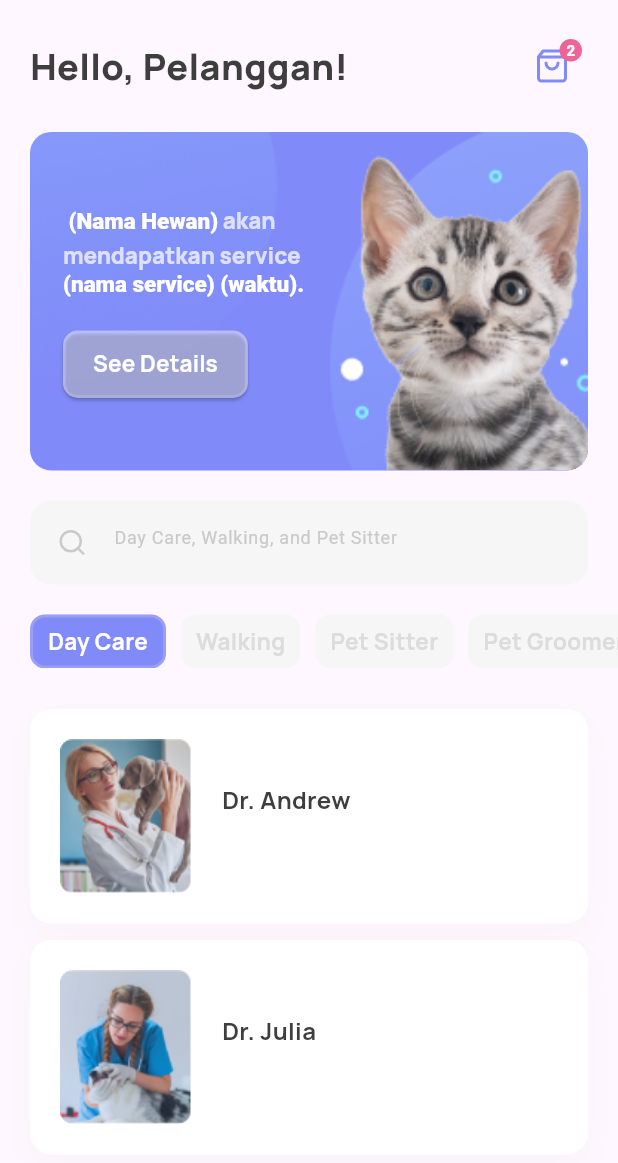
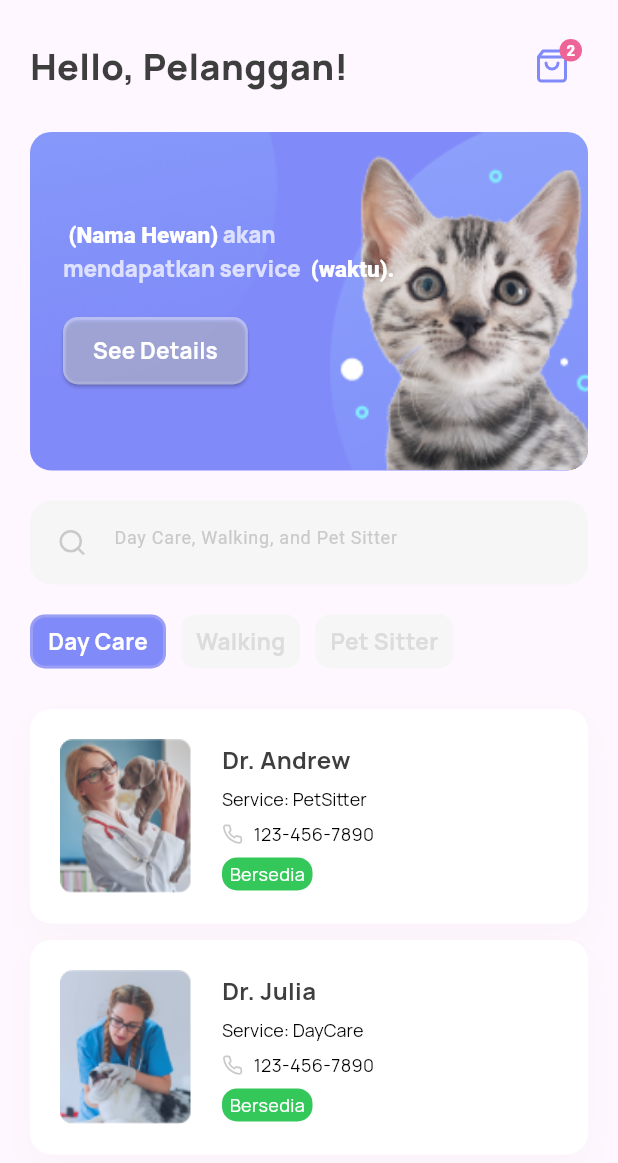
Before and after one commit to AndrewMatanari/UAS_PBB_2022130035, a Flutter app: the screen it shows after launch, on a phone screen of 412 x 824 dp. Shown: the top 1163 px of the screen. Run offline on Flutter 3.47's test engine with Material 3 defaults, Android fonts, the phone set to English and light mode, and no system bars; our stand-ins replace flutter_feather_icons, flutter_svg, google_fonts.

Commit message:
Progress Homepage

```diff
--- a/lib/models/employees_model.dart
+++ b/lib/models/employees_model.dart
@@ -4,12 +4,14 @@ class EmployeesModel {
   String name;
   String image;
   List<String> service;
+  String phone;
   String address;
 
   EmployeesModel({
     required this.name,
     required this.image,
     required this.service,
+    required this.phone,
     required this.address,
   });
 }
@@ -17,14 +19,16 @@ class EmployeesModel {
 var employees = [
   EmployeesModel(
     name: "Dr. Andrew",
-    image:"Profile1.png",
-    service: Service.all(),
+    image: "Profile1.png",
+    service: ["PetSitter"],
+    phone: "123-456-7890",
     address: "123 Main Street, Anytown, USA",
   ),
   EmployeesModel(
     name: "Dr. Julia",
-    image:"Profile2.png",
-    service: Service.all(),
+    image: "Profile2.png",
+    service: ["DayCare"],
+    phone: "123-456-7890",
     address: "123 Main Street, Anytown, USA",
   ),
 ];
--- a/lib/models/service_model.dart
+++ b/lib/models/service_model.dart
@@ -3,11 +3,8 @@ class Service{
   static String DayCare = "Day Care";
   static String Walking = "Walking";
   static String PetSitter = "Pet Sitter";
-  static String PetGroomer = "Pet Groomer";
-  static String PetTrainer = "Pet Trainer";
-  static String PetBoarding = "Pet Boarding";
 
   static List<String> all(){
-    return [DayCare,Walking,PetSitter,PetGroomer,PetTrainer,PetBoarding];
+    return [DayCare,Walking,PetSitter];
   }
 }
--- a/lib/screens/home_screen.dart
+++ b/lib/screens/home_screen.dart
@@ -89,6 +89,7 @@ class HomeScreen extends StatelessWidget{
                   width: 20,
                 ),
                 Column(
+                  crossAxisAlignment: CrossAxisAlignment.start,
                   children: [
                     Text(employeesModel.name,
                     style: GoogleFonts.manrope(
@@ -100,8 +101,49 @@ class HomeScreen extends StatelessWidget{
                       height: 7,
                     ),
                     RichText(text: TextSpan(
-
-                    ))
+                      text: "Service: ${employeesModel.service.join(", ")} ",
+                      style: GoogleFonts.manrope(
+                        fontSize: 12,
+                        color: Colors.black
+                      )
+                      )
+                    ),
+                    const SizedBox(
+                      height: 7,
+                    ),
+                    Row(
+                      children: [
+                        const Icon(
+                          FeatherIcons.phone,
+                          size: 14,
+                          color: Color(0xFFCACACA),
+                        ),
+                        const SizedBox(
+                          width: 7,
+                        ),
+                        Text("${employeesModel.phone}",
+                        style: GoogleFonts.manrope(
+                          fontSize: 12,
+                          color: Colors.black)
+                        )
+                      ]
+                    ),
+                    SizedBox(
+                      height: 7
+                    ),
+                    Container(
+                      padding: const EdgeInsets.symmetric(horizontal: 5, vertical: 2),
+                      decoration: BoxDecoration(
+                        borderRadius: BorderRadius.circular(10),
+                        color: const Color(0xFF34C759)
+                      ),
+                      child: Text("Bersedia",
+                        style: GoogleFonts.manrope(
+                          fontSize: 12,
+                          color: Colors.white,
+                          height: 150/100
+                        ))
+                    ),
                   ],
                 )
               ],
@@ -213,11 +255,8 @@ class HomeScreen extends StatelessWidget{
                           height: 150/100),
                         ),
                     TextSpan(
-                      text: " \n(nama service)",
-                    ),
-                        TextSpan(
-                          text: " (waktu)."
-                          )]
+                      text: " (waktu)."
+                      )]
                     )
                   ),
                   const SizedBox(
```
